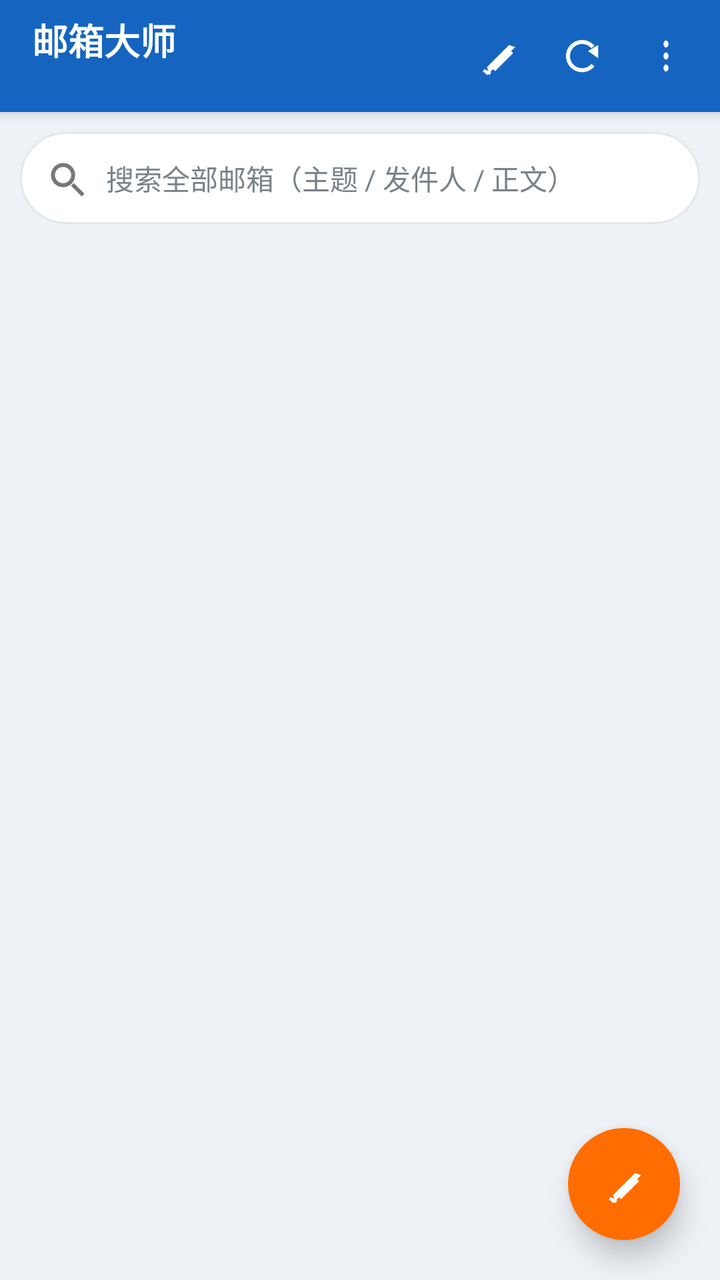
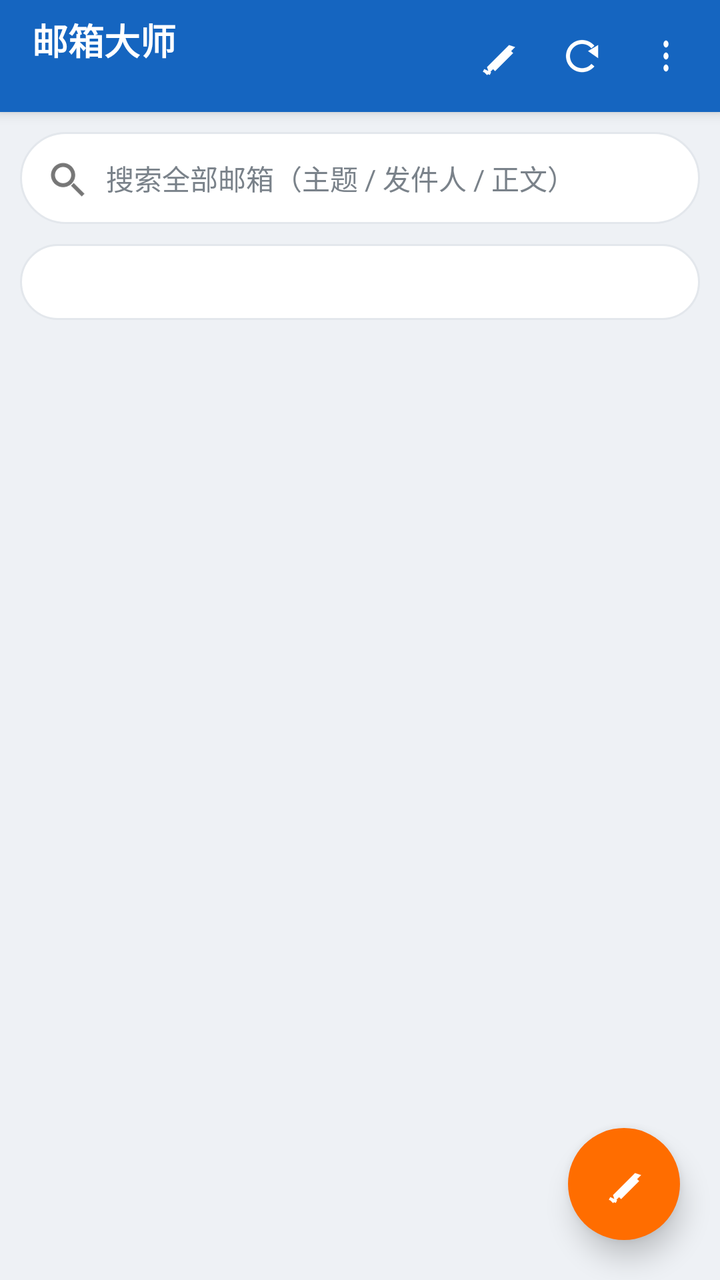

An Android layout rendered at two revisions. The XML below is the earlier revision; the diff shows what the commit changed to produce the second picture.
<!-- AndroidManifest.xml: application theme AppTheme -->
<!-- res/layout/activity_main.xml -->
<?xml version="1.0" encoding="utf-8"?>
<FrameLayout xmlns:android="http://schemas.android.com/apk/res/android"
    android:layout_width="match_parent"
    android:layout_height="match_parent">

    <LinearLayout
        android:layout_width="match_parent"
        android:layout_height="match_parent"
        android:orientation="vertical">

        
        <android.widget.Toolbar
            android:id="@+id/toolbar"
            android:layout_width="match_parent"
            android:layout_height="?android:attr/actionBarSize"
            android:background="@color/primary"
            android:elevation="4dp"
            android:contentInsetStart="0dp"
            android:contentInsetLeft="0dp">

            <LinearLayout
                android:layout_width="match_parent"
                android:layout_height="match_parent"
                android:orientation="horizontal"
                android:gravity="center_vertical"
                android:paddingLeft="16dp"
                android:paddingRight="6dp">

                <LinearLayout
                    android:layout_width="0dp"
                    android:layout_height="wrap_content"
                    android:layout_weight="1"
                    android:orientation="vertical">

                    <TextView
                        android:id="@+id/tv_title"
                        android:layout_width="wrap_content"
                        android:layout_height="wrap_content"
                        android:text="@string/app_name"
                        android:textColor="@color/on_primary"
                        android:textSize="18sp"
                        android:textStyle="bold" />

                    <TextView
                        android:id="@+id/tv_subtitle"
                        android:layout_width="wrap_content"
                        android:layout_height="wrap_content"
                        android:textColor="@color/on_primary_sub"
                        android:textSize="12sp" />

                </LinearLayout>

                <ImageButton
                    android:id="@+id/btn_compose"
                    android:layout_width="42dp"
                    android:layout_height="42dp"
                    android:src="@drawable/ic_compose_white"
                    android:scaleType="center"
                    android:background="?android:attr/selectableItemBackgroundBorderless"
                    android:contentDescription="@string/content_compose" />

                <ImageButton
                    android:id="@+id/btn_refresh"
                    android:layout_width="42dp"
                    android:layout_height="42dp"
                    android:src="@drawable/ic_refresh_white"
                    android:scaleType="center"
                    android:background="?android:attr/selectableItemBackgroundBorderless"
                    android:contentDescription="@string/content_refresh" />

                <ImageButton
                    android:id="@+id/btn_more"
                    android:layout_width="42dp"
                    android:layout_height="42dp"
                    android:src="@drawable/ic_more_white"
                    android:scaleType="center"
                    android:background="?android:attr/selectableItemBackgroundBorderless"
                    android:contentDescription="@string/content_more" />

            </LinearLayout>
        </android.widget.Toolbar>

        
        <EditText
            android:id="@+id/et_search"
            android:layout_width="match_parent"
            android:layout_height="wrap_content"
            android:layout_margin="10dp"
            android:hint="@string/hint_search"
            android:padding="11dp"
            android:drawableStart="@drawable/ic_search_gray"
            android:drawablePadding="8dp"
            android:textSize="14sp"
            android:textColorHint="@color/sub"
            android:background="@drawable/bg_search"
            android:singleLine="true" />

        
        <ListView
            android:id="@+id/list"
            android:layout_width="match_parent"
            android:layout_height="0dp"
            android:layout_weight="1"
            android:divider="@null"
            android:dividerHeight="0dp"
            android:clipToPadding="false"
            android:paddingTop="2dp"
            android:paddingBottom="88dp"
            android:scrollbars="none" />

        <LinearLayout
            android:id="@+id/tv_empty"
            android:layout_width="match_parent"
            android:layout_height="0dp"
            android:layout_weight="1"
            android:orientation="vertical"
            android:gravity="center"
            android:visibility="gone">

            <ImageView
                android:layout_width="120dp"
                android:layout_height="120dp"
                android:src="@drawable/ic_empty"
                android:contentDescription="@string/no_messages" />

            <TextView
                android:id="@+id/tv_empty_text"
                android:layout_width="wrap_content"
                android:layout_height="wrap_content"
                android:layout_marginTop="12dp"
                android:text="@string/search_no_result"
                android:textSize="14sp"
                android:textColor="@color/sub" />
        </LinearLayout>

    </LinearLayout>

    
    <ImageButton
        android:id="@+id/fab"
        android:layout_width="56dp"
        android:layout_height="56dp"
        android:layout_gravity="bottom|end"
        android:layout_margin="20dp"
        android:src="@drawable/ic_compose_white"
        android:scaleType="center"
        android:background="@drawable/bg_fab"
        android:elevation="8dp"
        android:contentDescription="@string/content_compose" />

</FrameLayout>
<!-- resources referenced by this layout -->
<resources>
  <color name="on_primary">#FFFFFF</color>
  <color name="on_primary_sub">#C5DCF7</color>
  <color name="primary">#1565C0</color>
  <color name="sub">#7A828A</color>
  <!-- drawable bg_fab (drawable) -->
  <?xml version="1.0" encoding="utf-8"?>
  <shape xmlns:android="http://schemas.android.com/apk/res/android"
      android:shape="oval">
      <solid android:color="@color/accent" />
  </shape>
  <!-- drawable bg_search (drawable) -->
  <?xml version="1.0" encoding="utf-8"?>
  <shape xmlns:android="http://schemas.android.com/apk/res/android"
      android:shape="rectangle">
      <solid android:color="@color/card" />
      <corners android:radius="24dp" />
      <stroke android:width="1dp" android:color="@color/divider" />
  </shape>
  <!-- drawable ic_compose_white: png bitmap (drawable-hdpi, 381 bytes) -->
  <!-- drawable ic_empty: png bitmap (drawable-hdpi, 1395 bytes) -->
  <!-- drawable ic_more_white: png bitmap (drawable-hdpi, 234 bytes) -->
  <!-- drawable ic_refresh_white: png bitmap (drawable-hdpi, 839 bytes) -->
  <!-- drawable ic_search_gray: png bitmap (drawable-hdpi, 1406 bytes) -->
  <string name="app_name">邮箱大师</string>
  <string name="content_compose">写邮件</string>
  <string name="content_more">更多</string>
  <string name="content_refresh">刷新</string>
  <string name="hint_search">搜索全部邮箱（主题 / 发件人 / 正文）</string>
  <string name="no_messages">暂无邮件</string>
  <string name="search_no_result">没有匹配的邮件</string>
  <style name="AppTheme" parent="@android:style/Theme.Material.Light.NoActionBar">
          <item name="android:colorPrimary">@color/primary</item>
          <item name="android:colorPrimaryDark">@color/primary_dark</item>
          <item name="android:colorAccent">@color/primary</item>
          <item name="android:windowBackground">@color/bg</item>
          <item name="android:statusBarColor">@color/primary_dark</item>
      </style>
  <color name="accent">#FF6D00</color>
  <color name="card">#FFFFFF</color>
  <color name="divider">#E3E7EC</color>
  <color name="primary_dark">#0D47A1</color>
  <color name="bg">#EEF1F5</color>
</resources>

<!-- the commit's change to res/layout/activity_main.xml (unified diff, before → after) -->
@@ -96,6 +96,38 @@
             android:singleLine="true" />
 
         
+        <LinearLayout
+            android:id="@+id/filter_bar"
+            android:layout_width="match_parent"
+            android:layout_height="wrap_content"
+            android:orientation="vertical"
+            android:paddingLeft="10dp"
+            android:paddingRight="10dp"
+            android:paddingBottom="4dp">
+
+            <Spinner
+                android:id="@+id/spinner_account"
+                android:layout_width="match_parent"
+                android:layout_height="38dp"
+                android:layout_marginBottom="6dp"
+                android:background="@drawable/bg_search"
+                android:paddingLeft="12dp"
+                android:paddingRight="12dp" />
+
+            <HorizontalScrollView
+                android:layout_width="match_parent"
+                android:layout_height="wrap_content"
+                android:scrollbars="none">
+
+                <LinearLayout
+                    android:id="@+id/chip_row"
+                    android:layout_width="wrap_content"
+                    android:layout_height="wrap_content"
+                    android:orientation="horizontal" />
+            </HorizontalScrollView>
+        </LinearLayout>
+
+        
         <ListView
             android:id="@+id/list"
             android:layout_width="match_parent"
